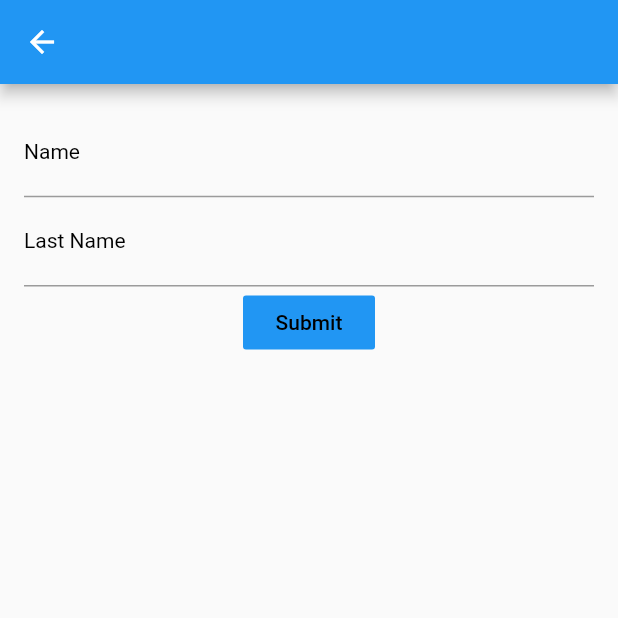
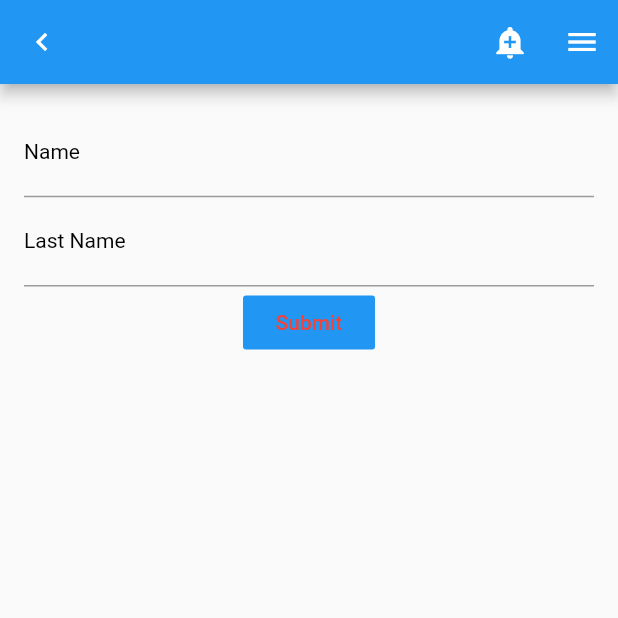
Before and after one commit to dmitrykuznetsovdev/flutter_test, a Flutter app: the screen it shows after launch, after a tap on "Native Forms", on a phone screen of 412 x 824 dp, the top half of it. Run offline on Flutter 3.47's test engine with Material 2 defaults, Android fonts, the phone set to English and light mode, and no system bars; our stand-ins replace flutter_form_builder, flutter_mobx, font_awesome_flutter, get_it, mobx, shared_preferences; generated files the repository leaves out were written again.

Commit message:
router mobx

```diff
--- a/lib/app/app.dart
+++ b/lib/app/app.dart
@@ -4,19 +4,23 @@ import 'package:provider/provider.dart';
 import 'package:flutter_mobx/flutter_mobx.dart';
 import 'package:flutter_app/dal/main_store.dart';
 import 'package:flutter_app/styles/theme.style.dart';
+import 'package:flutter_app/dal/router/locator.dart';
 
 
 class MyApp extends StatelessWidget {
   @override
   Widget build(BuildContext context) {
     return MultiProvider(
-        providers: [Provider<MainStore>(builder: (_) => MainStore())],
+        providers: [
+          Provider<MainStore>(builder: (_) => MainStore(context, 1))
+        ],
         child: Consumer<MainStore>(
             builder: (_, store, __) => Observer(
                 builder: (_) => Container(
                     child: MaterialApp(
                         title: 'Flutter Demo',
-                        theme: store.settings.isDarkModeUser ? theme['dark']: theme['light'],
+                        navigatorKey: locator<NavigationService>().navigatorKey,
+                        theme: store.settingsStore.isDarkModeUser ? theme['dark']: theme['light'],
                         debugShowCheckedModeBanner: false,
                         initialRoute: "/",
                         routes: routes(context)
--- a/lib/app/routes.dart
+++ b/lib/app/routes.dart
@@ -4,13 +4,14 @@ import 'package:flutter_app/containers/bar_screen.dart';
 import 'package:flutter_app/containers/list_screen.dart';
 import 'package:flutter_app/containers/product_detail.dart';
 import 'package:flutter_app/containers/forms.dart';
-import 'package:flutter_app/containers/native_forms.dart';
+import 'package:flutter_app/containers/native_forms/native_forms.dart';
+import 'package:flutter_app/dal/router/constants.dart';
 
 Map<String, WidgetBuilder>  routes(BuildContext context) => <String, WidgetBuilder>{
-  '/': (BuildContext context) => MyHomePage(title: 'My home page'),
-  '/bar': (BuildContext context) => BarScreen(),
-  '/list': (BuildContext context) => ListScreen(),
-  '/detail': (BuildContext context) => ProductDetailScreen(),
-  '/forms': (BuildContext context) => FormsScreen(),
-  '/native_forms': (BuildContext context) => NativeFormsScreen(),
+  HomeRoute: (BuildContext context) => MyHomePage(title: 'My home page'),
+  BarRoute: (BuildContext context) => BarScreen(),
+  ListRoute: (BuildContext context) => ListScreen(),
+  DetailRoute: (BuildContext context) => ProductDetailScreen(),
+  FormsRoute: (BuildContext context) => FormsScreen(),
+  NativeFormsRoute: (BuildContext context) => NativeFormsScreen(),
 };
--- /dev/null
+++ b/lib/componets/app_bar/app_bar.dart
@@ -0,0 +1,36 @@
+import 'package:flutter/cupertino.dart';
+import 'package:flutter/material.dart';
+import 'package:flutter_app/dal/router/router.dart';
+
+AppBar appBar(String title, RouterStore router, [bool isShowBack = true]) => AppBar(
+      title: Text(title),
+      leading: isShowBack ? _preview(router) : Container(
+        width: 20,
+        height: 20,
+        child: Text(''),
+      ),
+      actions: <Widget>[
+        IconButton(
+          icon: const Icon(Icons.add_alert),
+          tooltip: 'Alert',
+          onPressed: () {
+            // scaffoldKey.currentState.showSnackBar(snackBar);
+          },
+        ),
+        IconButton(
+          icon: const Icon(Icons.menu),
+          tooltip: 'Menu',
+          onPressed: () {
+            // scaffoldKey.currentState.showSnackBar(snackBar);
+          },
+        )
+      ],
+    );
+
+IconButton _preview(RouterStore router) => IconButton(
+  icon: const Icon(Icons.navigate_before),
+  tooltip: 'Preview Page',
+  onPressed: () {
+    router.pop();
+  },
+);
--- a/lib/containers/home/home.dart
+++ b/lib/containers/home/home.dart
@@ -2,6 +2,8 @@ import 'package:flutter/material.dart';
 import 'package:flutter_mobx/flutter_mobx.dart';
 import 'package:flutter_app/dal/counter/counter.dart';
 import 'package:flutter_app/dal/main_store.dart';
+import 'package:flutter_app/dal/router/constants.dart';
+import 'package:flutter_app/componets/app_bar/app_bar.dart';
 import 'package:provider/provider.dart';
 
 final counter = Counter();
@@ -34,12 +36,11 @@ class MyHomePage extends StatelessWidget {
     // final storeSettings = Provider.of<Settings>(context);
     // final storeCounter = Provider.of<Counter>(context);
     final storeMain = Provider.of<MainStore>(context);
+    final storeView = storeMain.viewStore;
 
     return Observer(
         builder: (_) => Scaffold(
-          appBar: AppBar(
-            title: Text(this.title),
-          ),
+          appBar: appBar(this.title, storeMain.router, false),
           body: Container(
             padding: EdgeInsets.all(10),
             color: Colors.black12,
@@ -48,35 +49,35 @@ class MyHomePage extends StatelessWidget {
                 color: Colors.lightBlue,
                 child: this._text('FormBuilder'),
                 onPressed: () {
-                  Navigator.pushNamed(context, '/forms');
+                  storeMain.router.pushNamed(FormsRoute);
                 },
               ),
               RaisedButton(
                 color: Colors.lightBlue,
                 child: this._text('Native Forms'),
                 onPressed: () {
-                  Navigator.pushNamed(context, '/native_forms');
+                  storeMain.router.pushNamed(NativeFormsRoute);
                 },
               ),
               RaisedButton(
                 color: Colors.lightBlue,
                 child: this._text('List'),
                 onPressed: () {
-                  Navigator.pushNamed(context, '/list');
+                  storeMain.router.pushNamed(ListRoute);
                 },
               ),
               RaisedButton(
                 color: Colors.lightBlue,
                 child: this._text('LIGHT'),
                 onPressed: () {
-                  storeMain.settings.toggleDarkModeUser(false);
+                  storeMain.settingsStore.toggleDarkModeUser(false);
                 },
               ),
               RaisedButton(
                 color: Colors.lightBlue,
                 child: this._text('DARK'),
                 onPressed: () {
-                  storeMain.settings.toggleDarkModeUser(true);
+                  storeMain.settingsStore.toggleDarkModeUser(true);
                 },
               ),
               SizedBox(
@@ -84,13 +85,19 @@ class MyHomePage extends StatelessWidget {
               ),
               Center(
                 child: Text(
-                  '${storeMain.counter.value}',
+                  '${storeMain.counterStore.value}',
                   style: TextStyle(fontSize: 44.0, color: Colors.green),
                 ),
               ),
               Center(
                 child: Text(
-                  '${storeMain.settings.isDarkModeUser ? 'DARK' : 'LIGTH'}',
+                  '${storeMain.settingsStore.isDarkModeUser ? 'DARK' : 'LIGTH'}',
+                  style: TextStyle(fontSize: 44.0, color: Colors.green),
+                ),
+              ),
+              Center(
+                child: Text(
+                  '${storeView.nativeForms.getFullName}',
                   style: TextStyle(fontSize: 44.0, color: Colors.green),
                 ),
               )
@@ -105,7 +112,7 @@ class MyHomePage extends StatelessWidget {
                 child: IconButton(
                   icon: Icon(Icons.volume_up),
                   tooltip: '+',
-                  onPressed: storeMain.counter.increment,
+                  onPressed: storeMain.counterStore.increment,
                 ),
               ),
               Padding(
@@ -113,7 +120,7 @@ class MyHomePage extends StatelessWidget {
                 child: IconButton(
                   icon: Icon(Icons.volume_down),
                   tooltip: '-',
-                  onPressed: storeMain.counter.decrement,
+                  onPressed: storeMain.counterStore.decrement,
                 ),
               ),
             ],
--- a/lib/containers/native_forms.dart
+++ /dev/null
@@ -1,90 +0,0 @@
-import 'package:flutter/material.dart';
-import 'package:flutter_app/models/user.dart';
-import 'package:flutter_app/styles/forms.style.dart';
-
-class NativeFormsScreen extends StatefulWidget {
-  NativeFormsScreen({Key key, this.title}) : super(key: key);
-
-  final String title;
-
-  @override
-  _FormsState createState() => _FormsState();
-}
-
-class _FormsState extends State<NativeFormsScreen> {
-  final GlobalKey<FormState> _formKey = GlobalKey<FormState>();
-  final _user = User();
-
-  void onSavedFormField(fields) {
-    // setState(() => _user.data[fieldName] = val);
-    print(fields);
-  }
-
-  static const Map<String, String> FIELDS_NAME = {
-    "NAME": "name"
-  };
-
-  final Map<String, dynamic> formData = {
-    "firstName": "",
-    "lastName": "",
-  };
-
-  void onChangeFormField(fieldName, fieldValue) {
-    setState(() {
-      fieldName = fieldValue;
-    });
-  }
-
-  void submit() {
-    final form = _formKey.currentState;
-    if(form.validate()) {
-      form.save();
-      _user.save();
-    } else {
-      print('NOT VALID');
-    }
-  }
-
-  @override
-  Widget build(BuildContext context) {
-    return Scaffold(
-      appBar: AppBar(
-        // title: Text(_counterBloc),
-      ),
-      body: Container(
-          padding: EdgeInsets.symmetric(vertical: 16.0, horizontal: 16.0),
-          child: Form(
-            key: _formKey,
-            child: Column(children: <Widget>[
-              TextFormField(
-                onChanged: (value) => onChangeFormField(_user.firstName, value),
-                decoration: styleLabelText('Name'),
-                style: styleFieldText(),
-                keyboardType: TextInputType.text,
-                validator: (value) {
-                  return value.length < 2 ? 'Name not long enough' : null;
-                },
-              ),
-              TextFormField(
-                onChanged: (value) => onChangeFormField(_user.lastName, value),
-                decoration: styleLabelText('Last Name'),
-                style: styleFieldText(),
-                keyboardType: TextInputType.text,
-                validator: (value) {
-                  return value.length < 2 ? 'Name not long enough' : null;
-                },
-              ),
-              FlatButton(
-                color: Colors.blue,
-                child: Text(
-                    'Submit',
-                    style: TextStyle(color: Colors.black)
-                ),
-                onPressed: submit,
-              )
-            ]),
-        )
-      )
-    );
-  }
-}
--- /dev/null
+++ b/lib/containers/native_forms/native_forms.dart
@@ -0,0 +1,75 @@
+import 'package:flutter/material.dart';
+import 'package:flutter_mobx/flutter_mobx.dart';
+import 'package:provider/provider.dart';
+import 'package:flutter_app/dal/main_store.dart';
+import 'package:flutter_app/componets/app_bar/app_bar.dart';
+import 'package:flutter_app/styles/forms.style.dart';
+
+class NativeFormsScreen extends StatefulWidget {
+  NativeFormsScreen({Key key, this.title}) : super(key: key);
+
+  final String title;
+
+  @override
+  _FormsState createState() => _FormsState();
+}
+
+class _FormsState extends State<NativeFormsScreen> {
+  final GlobalKey<FormState> _formKey = GlobalKey<FormState>();
+
+  @override
+  Widget build(BuildContext context) {
+    final storeMain = Provider.of<MainStore>(context);
+    final storeView = storeMain.viewStore;
+
+    return Observer(
+        builder: (_) => Scaffold(
+            appBar: appBar('${storeView.nativeForms.getFullName}', storeMain.router),
+            body: Container(
+                padding: EdgeInsets.symmetric(vertical: 16.0, horizontal: 16.0),
+                child: Form(
+                  key: _formKey,
+                  child: Column(children: <Widget>[
+                    TextFormField(
+                      onChanged: (value) => storeView.nativeForms.name = value,
+                      decoration: styleLabelText('Name'),
+                      style: styleFieldText(),
+                      keyboardType: TextInputType.text,
+                      validator: (value) {
+                        return value.length < 2 ? 'Name not long enough' : null;
+                      },
+                    ),
+                    TextFormField(
+                      onChanged: (value) => storeView.nativeForms.lastName = value,
+                      decoration: styleLabelText('Last Name'),
+                      style: styleFieldText(),
+                      keyboardType: TextInputType.text,
+                      validator: (value) {
+                        return value.length < 2 ? 'Name not long enough' : null;
+                      },
+                    ),
+                    FlatButton(
+                      color: Colors.blue,
+                      child: Text(
+                          'Submit',
+                          style: TextStyle(
+                              color: storeView.nativeForms.isValid
+                                  ? Colors.black
+                                  : Colors.red
+                          )
+                      ),
+                      onPressed: () => storeView.nativeForms.submit(_formKey),
+                    ),
+                    Center(
+                      child: Text(
+                        '${storeView.nativeForms.getFullName}',
+                        style: TextStyle(fontSize: 44.0, color: Colors.green),
+                      ),
+                    )
+                  ]),
+                )
+            )
+        )
+    );
+  }
+}
--- a/lib/containers/product_detail.dart
+++ b/lib/containers/product_detail.dart
@@ -1,15 +1,19 @@
 import 'package:flutter/cupertino.dart';
 import 'package:flutter/material.dart';
 import 'package:flutter_app/containers/list_screen.dart';
+import 'package:provider/provider.dart';
+import 'package:flutter_app/dal/main_store.dart';
+import 'package:flutter_app/componets/app_bar/app_bar.dart';
 import 'package:font_awesome_flutter/font_awesome_flutter.dart';
 
 class ProductDetailScreen extends StatelessWidget {
   @override
   Widget build(BuildContext context) {
     final ScreenArguments args = ModalRoute.of(context).settings.arguments;
+    final storeMain = Provider.of<MainStore>(context);
 
     return Scaffold(
-        appBar: AppBar(title: Text(args.title)),
+        appBar: appBar(args.title, storeMain.router),
         body: Container(
           width: double.infinity,
           child: args.message == '85 W Portal Ave' ? _card2(args, context) : _card(args)
--- a/lib/dal/main_store.dart
+++ b/lib/dal/main_store.dart
@@ -1,7 +1,10 @@
+import 'package:flutter/cupertino.dart';
 import 'package:mobx/mobx.dart';
 import 'counter/counter.dart';
+import 'router/router.dart';
 import 'settings/settings.dart';
 import 'settings/preferences_service.dart';
+import 'package:flutter_app/containers/native_forms/store_view.dart';
 
 // Include generated file
 part 'main_store.g.dart';
@@ -9,13 +12,22 @@ part 'main_store.g.dart';
 // This is the class used by rest of your codebase
 class MainStore = _MainStore with _$MainStore;
 
+class _ViewStore  {
+  final nativeForms = StoreViewNativeForms();
+}
+
 abstract class _MainStore with Store {
 
-  final counter = Counter();
-  final settings = Settings(PreferencesService());
+  BuildContext context;
+
+  final router = RouterStore();
+  final counterStore = Counter();
+  final settingsStore = Settings(PreferencesService());
+  final viewStore = _ViewStore();
   set transportLayer(p) => null;
 
-  _MainStore() {
+  _MainStore(BuildContext context, int transportLayer) {
     this.transportLayer = 1;
+    this.context = context;
   }
 }
--- /dev/null
+++ b/lib/dal/router/locator.dart
@@ -0,0 +1,20 @@
+import 'package:get_it/get_it.dart';
+import 'package:flutter/material.dart';
+
+GetIt locator = GetIt.instance;
+
+class NavigationService {
+  final GlobalKey<NavigatorState> navigatorKey = new GlobalKey<NavigatorState>();
+
+  Future<dynamic> navigateTo(String routeName, {Object params}) {
+    return navigatorKey.currentState.pushNamed(routeName);
+  }
+
+  bool goBack() {
+    return navigatorKey.currentState.pop();
+  }
+}
+
+void setupLocator() {
+  locator.registerLazySingleton(() => NavigationService());
+}
--- /dev/null
+++ b/lib/dal/router/router.dart
@@ -0,0 +1,39 @@
+import 'package:mobx/mobx.dart';
+import 'dart:developer' as developer;
+import 'package:flutter_app/dal/router/locator.dart';
+
+// Include generated file
+part 'router.g.dart';
+
+class RouterStore = _RouterStore with _$RouterStore;
+
+abstract class _RouterStore with Store {
+  @observable
+  String activeRouter = '';
+  @observable
+  String previewRouter = '';
+
+  setActiveAndPreviewRouter(String nameRouter) {
+    this.previewRouter = this.activeRouter;
+    this.activeRouter = nameRouter;
+  }
+
+  @action
+  void pushNamed(String nameRouter) {
+    setActiveAndPreviewRouter(nameRouter);
+    developer.log(this.previewRouter, name : 'previewRouter');
+    developer.log(this.activeRouter, name : 'activeRouter');
+    locator<NavigationService>().navigateTo(nameRouter);
+  }
+
+  @action
+  void replace(){
+    locator<NavigationService>().goBack();
+  }
+
+  @action
+  void pop() {
+    setActiveAndPreviewRouter(this.activeRouter);
+    locator<NavigationService>().goBack();
+  }
+}
--- a/lib/main.dart
+++ b/lib/main.dart
@@ -1,6 +1,8 @@
 import 'package:flutter/material.dart';
 import 'package:flutter_app/app/app.dart';
+import 'package:flutter_app/dal/router/locator.dart';
 
 void main() {
+  setupLocator();
   return runApp(MyApp());
 }
--- a/lib/styles/theme.style.dart
+++ b/lib/styles/theme.style.dart
@@ -10,7 +10,7 @@ final theme = {
   ),
   'dark': ThemeData.dark().copyWith(
     brightness: Brightness.dark,
-    primaryColor: Colors.white,
+    primaryColor: Colors.lightBlue,
     textTheme: TextTheme(
       body1: TextStyle(color: Colors.white),
     ),
--- a/pubspec.yaml
+++ b/pubspec.yaml
@@ -25,6 +25,7 @@ dependencies:
   provider: ^3.1.0+1
   json_serializable:
   shared_preferences:
+  get_it:
   flutter_mobx: ^0.3.3+1
   flutter:
     sdk: flutter
```
Also changed, not shown: lib/containers/forms.dart (+6 -3 lines), lib/containers/list_screen.dart (+6 -1 lines), lib/containers/native_forms/store_view.dart (added, +33 -0 lines), lib/dal/router/constants.dart (added, +7 -0 lines), lib/containers/native_forms/store_view.g.dart (added), lib/dal/router/router.g.dart (added), pubspec.lock.
